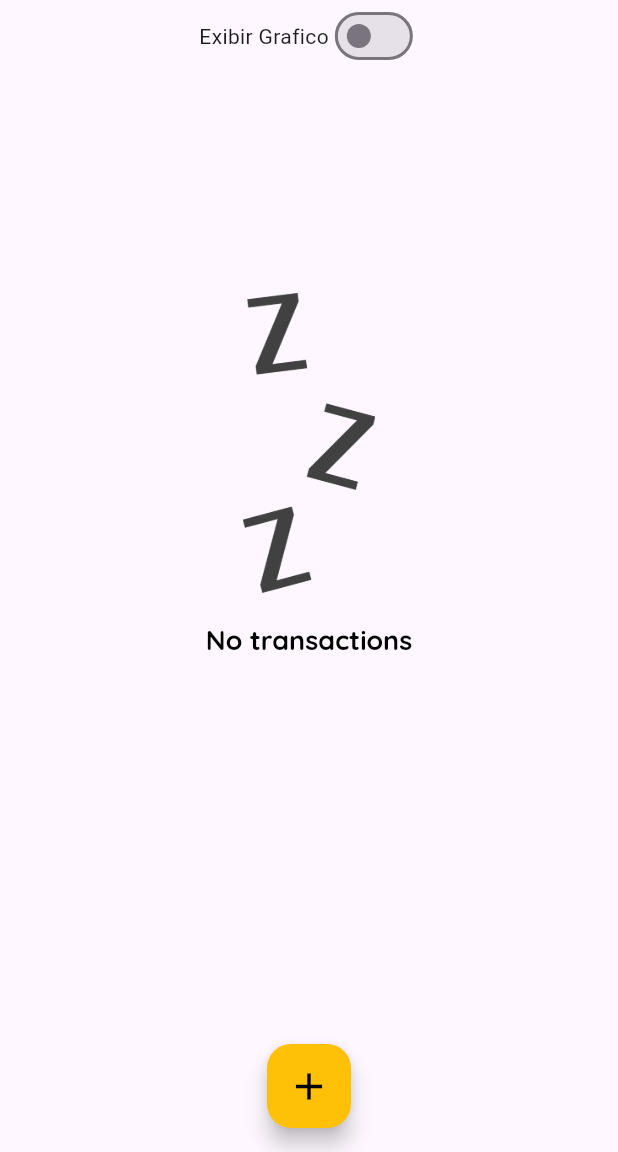
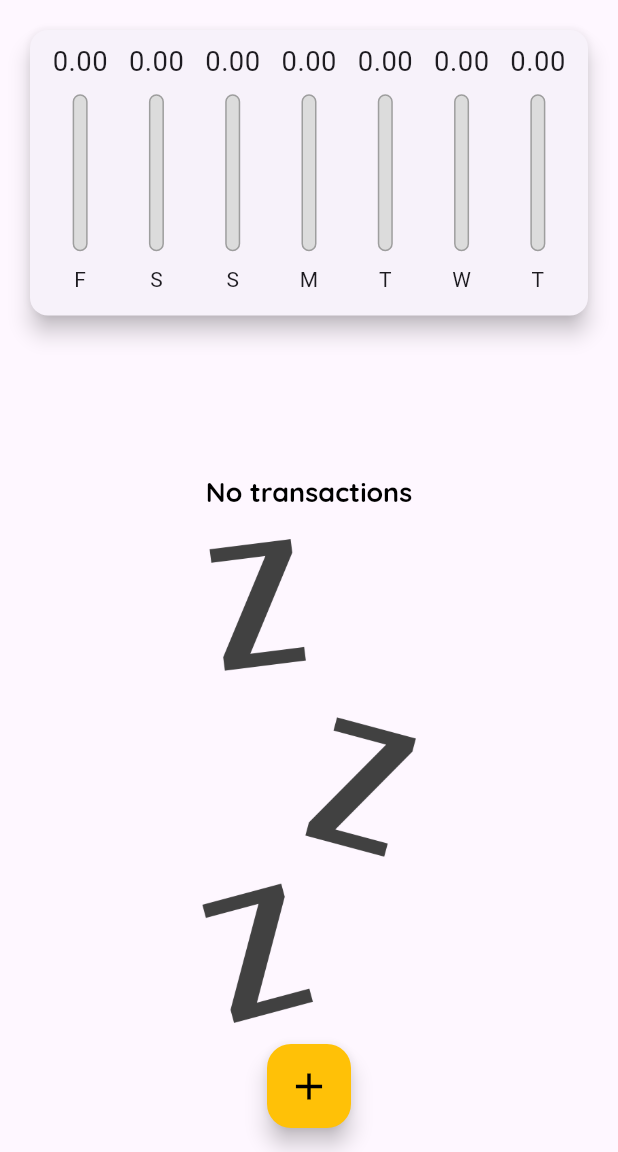
Before and after one commit to cnxarmando/expenseapp, a Flutter app: the screen it shows after launch, on a phone screen of 412 x 824 dp, the part 84-1236 px from its top. Run offline on Flutter 3.47's test engine with Material 3 defaults, Android fonts, the phone set to English and light mode, and no system bars.

Commit message:
implementation of conditional isLandscape

```diff
--- a/lib/components/transaction_list.dart
+++ b/lib/components/transaction_list.dart
@@ -11,26 +11,30 @@ class TransactionList extends StatelessWidget {
   @override
   Widget build(BuildContext context) {
     return transactions.isEmpty
-        ? Center(
+        ? LayoutBuilder(
+            builder: (context, constraints) {
+              return Center(
                 child: Column(
                   mainAxisAlignment: MainAxisAlignment.center,
                   children: <Widget>[
+                    Text(
+                      'No transactions',
+                      style: Theme.of(context).textTheme.titleLarge,
+                    ),
+                    SizedBox(
+                      height: 20,
+                    ),
                     Container(
-                  height: 200,
+                      height: constraints.maxHeight * 0.6,
                       child: Image.asset(
                         'assets/images/waiting.png',
                         fit: BoxFit.cover,
                       ),
                     ),
-                SizedBox(
-                  height: 20,
-                ),
-                Text(
-                  'No transactions',
-                  style: Theme.of(context).textTheme.titleLarge,
-                )
                   ],
                 ),
+              );
+            },
           )
         : ListView.builder(
             itemCount: transactions.length,
--- a/lib/main.dart
+++ b/lib/main.dart
@@ -102,6 +102,8 @@ class _MyHomePageState extends State<MyHomePage> {
 
   @override
   Widget build(BuildContext context) {
+    bool isLandscape =
+        MediaQuery.of(context).orientation == Orientation.landscape;
     final appBar = AppBar(
       title: Text(
         'Despesas pessoais',
@@ -131,6 +133,7 @@ class _MyHomePageState extends State<MyHomePage> {
           mainAxisAlignment: MainAxisAlignment.start,
           crossAxisAlignment: CrossAxisAlignment.stretch,
           children: <Widget>[
+            if (isLandscape)
               Row(
                 mainAxisAlignment: MainAxisAlignment.center,
                 children: [
@@ -145,12 +148,12 @@ class _MyHomePageState extends State<MyHomePage> {
                   ),
                 ],
               ),
-            if (_showChart)
+            if (_showChart || !isLandscape)
               Container(
-                height: availableHeight * 0.3,
+                height: availableHeight * (isLandscape ? 0.7 : 0.3),
                 child: Chart(_recentTransactions),
               ),
-            if (!_showChart)
+            if (!_showChart || !isLandscape)
               Container(
                 height: availableHeight * 0.7,
                 child: TransactionList(_transactions, _removeTransaction),
```
Lines whose indentation alone changed are shown as unchanged.
